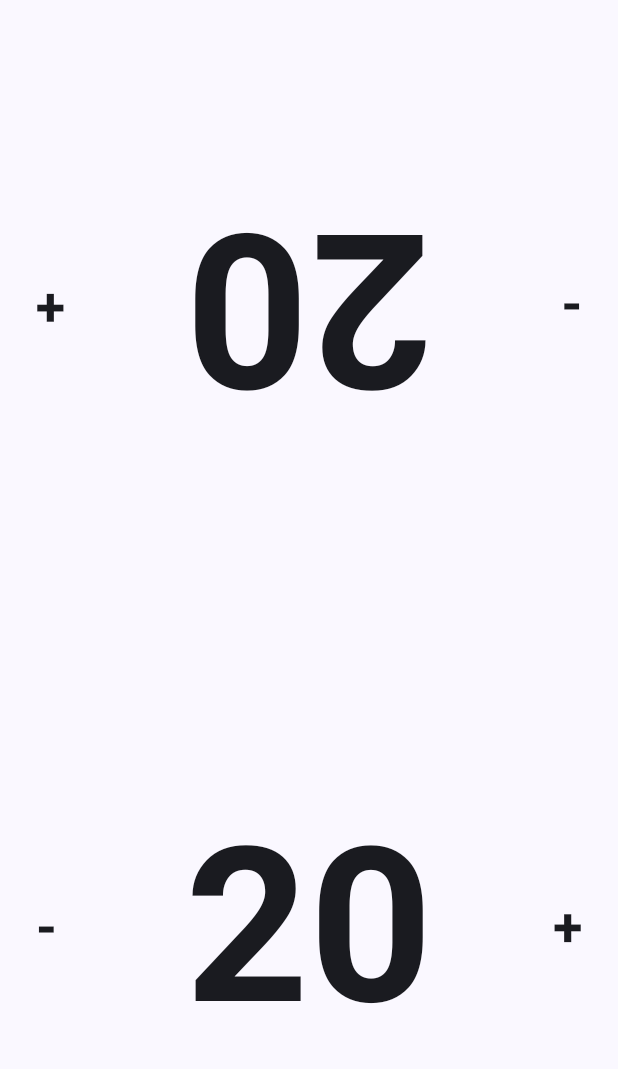
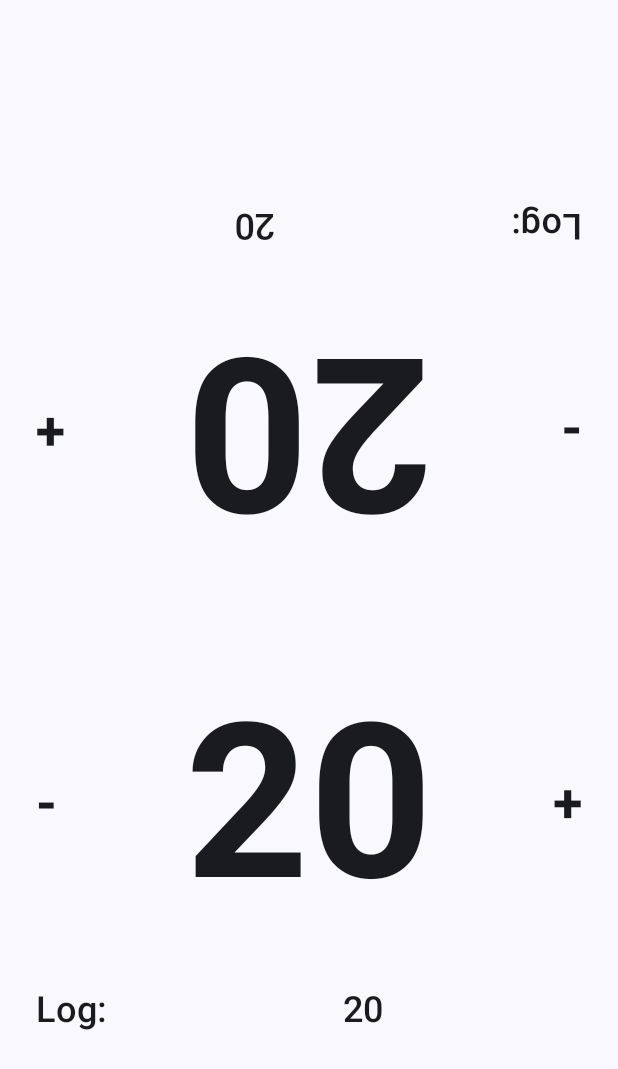
Before and after one commit to TIbadov/life-crafter, an Android app built with Jetpack Compose: the screen it shows after launch (MainActivity), on a phone screen of 412 x 824 dp. Shown: the top 1069 px of the screen. Run offline under Robolectric (Android 15) with nearby library versions, the light colour scheme and no system bars.

Commit message:
Add log of life changes

```diff
--- a/app/build.gradle
+++ b/app/build.gradle
@@ -52,6 +52,7 @@ dependencies {
     implementation 'androidx.lifecycle:lifecycle-runtime-ktx:2.3.1'
     implementation 'androidx.activity:activity-compose:1.5.1'
     implementation platform('androidx.compose:compose-bom:2022.10.00')
+    implementation 'androidx.compose.foundation:foundation'
     implementation 'androidx.compose.ui:ui'
     implementation 'androidx.compose.ui:ui-graphics'
     implementation 'androidx.compose.ui:ui-tooling-preview'
--- a/app/src/main/java/com/tibadov/lifecrafter/LifeCounter.kt
+++ b/app/src/main/java/com/tibadov/lifecrafter/LifeCounter.kt
@@ -13,7 +13,6 @@ import androidx.compose.runtime.LaunchedEffect
 import androidx.compose.runtime.MutableState
 import androidx.compose.runtime.mutableStateOf
 import androidx.compose.runtime.remember
-import androidx.compose.runtime.rememberCoroutineScope
 import androidx.compose.ui.Alignment
 import androidx.compose.ui.Modifier
 import androidx.compose.ui.input.pointer.pointerInput
@@ -53,7 +52,6 @@ private fun CounterButton(
 ) {
     val buttonOffset = 24.dp
     val fontSize = 36.sp
-    val coroutineScope = rememberCoroutineScope()
     val isLongPressActive = remember { mutableStateOf(false) }
     val countUpdateFunc = { if (isLeft) count.value-- else count.value++ }
 
@@ -66,7 +64,7 @@ private fun CounterButton(
                     onTap = {
                         countUpdateFunc()
                     },
-                    onLongPress = { offset ->
+                    onLongPress = {
                         isLongPressActive.value = true
                     },
                     onPress = {
--- /dev/null
+++ b/app/src/main/java/com/tibadov/lifecrafter/LifeCounterWithLog.kt
@@ -0,0 +1,16 @@
+package com.tibadov.lifecrafter
+
+import androidx.compose.foundation.layout.Column
+import androidx.compose.foundation.layout.fillMaxHeight
+import androidx.compose.foundation.layout.fillMaxSize
+import androidx.compose.runtime.Composable
+import androidx.compose.runtime.MutableState
+import androidx.compose.ui.Modifier
+
+@Composable
+fun LifeCounterWithLog(count: MutableState<Int>, modifier: Modifier = Modifier) {
+    Column(modifier = modifier) {
+        LifeCounter(count = count, modifier = Modifier.fillMaxHeight(0.6f))
+        LifeLog(count = count,modifier = Modifier.fillMaxSize())
+    }
+}
--- /dev/null
+++ b/app/src/main/java/com/tibadov/lifecrafter/LifeLog.kt
@@ -0,0 +1,67 @@
+package com.tibadov.lifecrafter
+
+import androidx.compose.foundation.layout.Box
+import androidx.compose.foundation.layout.Row
+import androidx.compose.foundation.layout.padding
+import androidx.compose.foundation.lazy.LazyColumn
+import androidx.compose.foundation.lazy.rememberLazyListState
+import androidx.compose.material3.Text
+import androidx.compose.runtime.Composable
+import androidx.compose.runtime.LaunchedEffect
+import androidx.compose.runtime.MutableState
+import androidx.compose.runtime.mutableStateListOf
+import androidx.compose.runtime.mutableStateOf
+import androidx.compose.runtime.remember
+import androidx.compose.ui.Alignment
+import androidx.compose.ui.Modifier
+import androidx.compose.ui.text.TextStyle
+import androidx.compose.ui.text.font.FontWeight
+import androidx.compose.ui.unit.dp
+import androidx.compose.ui.unit.sp
+
+@Composable
+fun LifeLog(count: MutableState<Int>, modifier: Modifier = Modifier) {
+    val logUpdateDelayMs = 3000L
+    val items = remember { mutableStateListOf(count.value) }
+    val textStyle = TextStyle(fontSize = 24.sp, fontWeight = FontWeight.SemiBold)
+    val lazyListState = rememberLazyListState()
+    val labelOffset = 24.dp
+    val lastUpdateTimeMs = remember { mutableStateOf(0L) }
+
+    LaunchedEffect(key1 = count.value) {
+        if (count.value == items.lastOrNull()) {
+            return@LaunchedEffect
+        }
+
+        val currentTimeMs = System.currentTimeMillis()
+        if (currentTimeMs - lastUpdateTimeMs.value > logUpdateDelayMs) {
+            items.add(count.value)
+            lazyListState.animateScrollToItem(items.size - 1)
+        } else {
+            require(items.size > 0) { "Size here should always be greater than 0" }
+            items[items.size - 1] = count.value
+        }
+        lastUpdateTimeMs.value = currentTimeMs
+    }
+
+    Row(modifier = modifier) {
+        Text(text = "Log:", style = textStyle, modifier = Modifier.padding(start = labelOffset))
+
+        LazyColumn(
+            modifier = Modifier.weight(1f),
+            state = lazyListState
+        ) {
+            items.forEachIndexed { _, item ->
+                item {
+                    Box(modifier = Modifier.fillParentMaxWidth()) {
+                        Text(
+                            text = item.toString(),
+                            style = textStyle,
+                            modifier = Modifier.align(Alignment.Center)
+                        )
+                    }
+                }
+            }
+        }
+    }
+}
--- a/app/src/main/java/com/tibadov/lifecrafter/MainActivity.kt
+++ b/app/src/main/java/com/tibadov/lifecrafter/MainActivity.kt
@@ -24,11 +24,11 @@ class MainActivity : ComponentActivity() {
                     val count1 = remember { mutableStateOf(20) }
                     val count2 = remember { mutableStateOf(20) }
                     Column(modifier = Modifier.fillMaxSize()) {
-                        LifeCounter(count = count1, modifier = Modifier
+                        LifeCounterWithLog(count = count1, modifier = Modifier
                             .fillMaxHeight(0.5f)
                             .fillMaxWidth()
                             .rotate(180f))
-                        LifeCounter(count = count2, modifier = Modifier
+                        LifeCounterWithLog(count = count2, modifier = Modifier
                             .fillMaxWidth())
                     }
                 }
--- a/app/src/main/java/com/tibadov/lifecrafter/ui/theme/Theme.kt
+++ b/app/src/main/java/com/tibadov/lifecrafter/ui/theme/Theme.kt
@@ -1,6 +1,5 @@
 package com.tibadov.lifecrafter.ui.theme
 
-import android.app.Activity
 import android.os.Build
 import androidx.compose.foundation.isSystemInDarkTheme
 import androidx.compose.material3.MaterialTheme
@@ -9,11 +8,7 @@ import androidx.compose.material3.dynamicDarkColorScheme
 import androidx.compose.material3.dynamicLightColorScheme
 import androidx.compose.material3.lightColorScheme
 import androidx.compose.runtime.Composable
-import androidx.compose.runtime.SideEffect
-import androidx.compose.ui.graphics.toArgb
 import androidx.compose.ui.platform.LocalContext
-import androidx.compose.ui.platform.LocalView
-import androidx.core.view.WindowCompat
 
 private val DarkColorScheme = darkColorScheme(
 )
```
